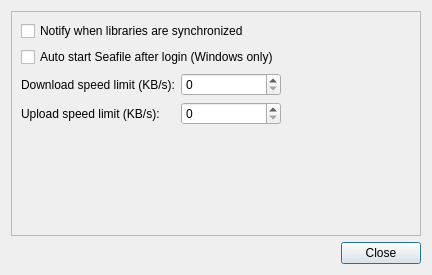
haiwen/seafile-client, file ui/settings-dialog.ui: the form before one commit.
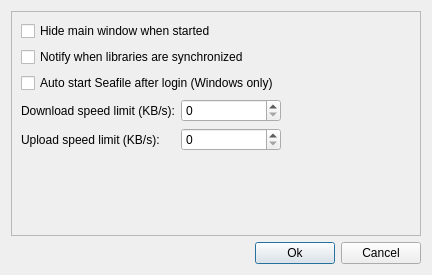
The form after the commit.

Commit message: add settings: hideMainWindowWhenStarted

Patch:
```diff
--- a/ui/settings-dialog.ui
+++ b/ui/settings-dialog.ui
@@ -23,6 +23,13 @@
       <enum>QFrame::Plain</enum>
      </property>
      <layout class="QVBoxLayout" name="verticalLayout_3">
+      <item>
+       <widget class="QCheckBox" name="mHideMainWinCheckBox">
+        <property name="text">
+         <string>Hide main window when started</string>
+        </property>
+       </widget>
+      </item>
       <item>
        <layout class="QVBoxLayout" name="verticalLayout">
         <item>
@@ -116,7 +123,14 @@
      <item>
       <widget class="QPushButton" name="mCloseButton">
        <property name="text">
-        <string>Close</string>
+        <string>Ok</string>
+       </property>
+      </widget>
+     </item>
+     <item>
+      <widget class="QPushButton" name="mCancelBtn">
+       <property name="text">
+        <string>Cancel</string>
        </property>
       </widget>
      </item>
```
Left out of the diff: 26 changed lines with no effect on the pictures. The commit also changes 5 other files.
